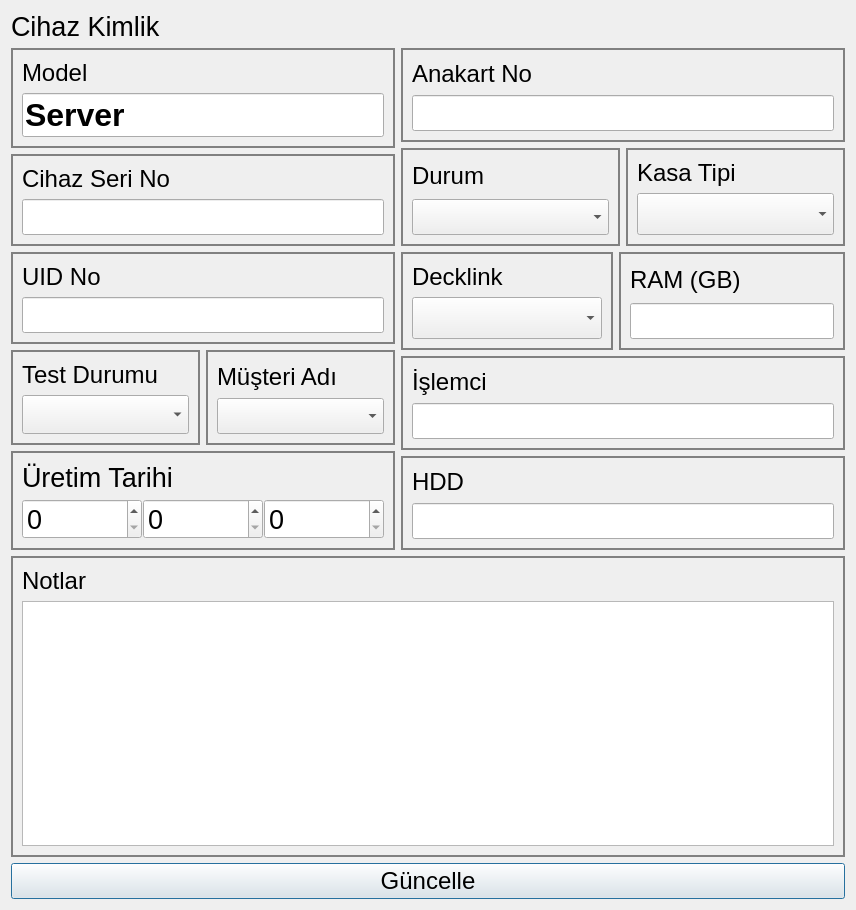
Qt form src/informationserverdialog.ui (yunusemrecinar/QT5-cihaz-kimlik-teknik-servis) before a commit.
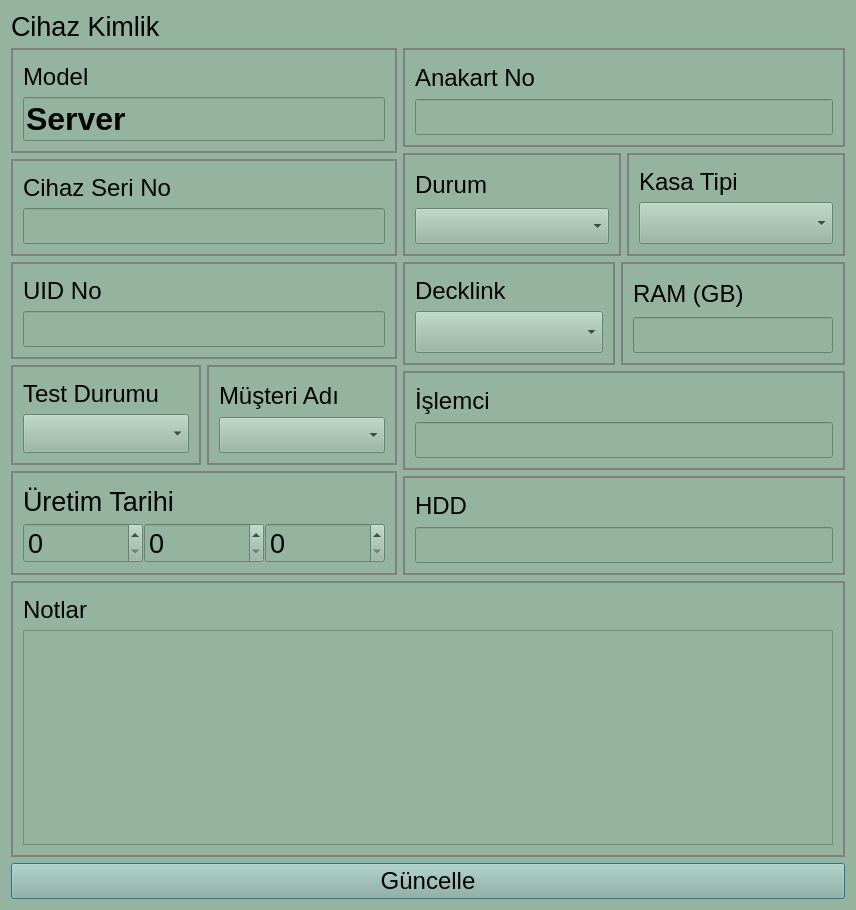
The same form after that commit.

```diff
--- a/src/informationserverdialog.ui
+++ b/src/informationserverdialog.ui
@@ -13,6 +13,11 @@
   <property name="windowTitle">
    <string>Dialog</string>
   </property>
+  <property name="styleSheet">
+   <string notr="true">QWidget {
+  background-color: #94B49F ;
+}</string>
+  </property>
   <layout class="QVBoxLayout" name="verticalLayout_12">
    <item>
     <layout class="QVBoxLayout" name="verticalLayout_14">
```
